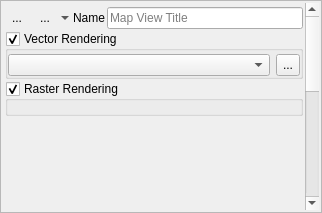
This is eotimeseriesviewer/ui/mapviewdefinition.ui in jakimowb/eo-time-series-viewer as Qt 5 draws it before an edit. The edited form follows.
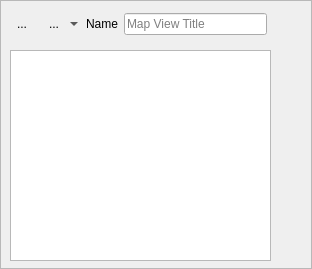
This is the edited form. Icons and pictures are not drawn. Custom widgets are drawn as their Qt base class.

Patch:
```diff
--- a/eotimeseriesviewer/ui/mapviewdefinition.ui
+++ b/eotimeseriesviewer/ui/mapviewdefinition.ui
@@ -6,8 +6,8 @@
    <rect>
     <x>0</x>
     <y>0</y>
-    <width>322</width>
-    <height>213</height>
+    <width>312</width>
+    <height>269</height>
    </rect>
   </property>
   <property name="sizePolicy">
@@ -31,113 +31,15 @@
   <property name="frameShadow">
    <enum>QFrame::Raised</enum>
   </property>
-  <layout class="QVBoxLayout" name="verticalLayout">
-   <property name="spacing">
-    <number>2</number>
-   </property>
-   <property name="sizeConstraint">
-    <enum>QLayout::SetMinAndMaxSize</enum>
-   </property>
-   <property name="leftMargin">
-    <number>2</number>
-   </property>
-   <property name="topMargin">
-    <number>2</number>
-   </property>
-   <property name="rightMargin">
-    <number>2</number>
-   </property>
-   <property name="bottomMargin">
-    <number>2</number>
-   </property>
-   <item>
-    <widget class="QScrollArea" name="scrollArea">
-     <property name="sizePolicy">
-      <sizepolicy hsizetype="Preferred" vsizetype="Preferred">
-       <horstretch>0</horstretch>
-       <verstretch>0</verstretch>
-      </sizepolicy>
-     </property>
-     <property name="frameShape">
-      <enum>QFrame::NoFrame</enum>
-     </property>
-     <property name="verticalScrollBarPolicy">
-      <enum>Qt::ScrollBarAlwaysOn</enum>
-     </property>
-     <property name="horizontalScrollBarPolicy">
-      <enum>Qt::ScrollBarAlwaysOff</enum>
-     </property>
-     <property name="widgetResizable">
-      <bool>true</bool>
-     </property>
-     <widget class="QWidget" name="scrollAreaWidgetContents">
+  <widget class="QWidget" name="">
       <property name="geometry">
        <rect>
-        <x>0</x>
-        <y>0</y>
-        <width>299</width>
-        <height>500</height>
-       </rect>
-      </property>
-      <property name="sizePolicy">
-       <sizepolicy hsizetype="Preferred" vsizetype="Preferred">
-        <horstretch>2</horstretch>
-        <verstretch>2</verstretch>
-       </sizepolicy>
-      </property>
-      <property name="minimumSize">
-       <size>
-        <width>0</width>
-        <height>500</height>
-       </size>
-      </property>
-      <layout class="QVBoxLayout" name="verticalLayout_3">
-       <property name="spacing">
-        <number>2</number>
-       </property>
-       <property name="sizeConstraint">
-        <enum>QLayout::SetNoConstraint</enum>
-       </property>
-       <property name="leftMargin">
-        <number>2</number>
-       </property>
-       <property name="topMargin">
-        <number>2</number>
-       </property>
-       <property name="rightMargin">
-        <number>2</number>
-       </property>
-       <property name="bottomMargin">
-        <number>2</number>
-       </property>
-       <item>
-        <widget class="QFrame" name="btnBar">
-         <property name="frameShape">
-          <enum>QFrame::NoFrame</enum>
-         </property>
-         <property name="frameShadow">
-          <enum>QFrame::Raised</enum>
-         </property>
-         <layout class="QHBoxLayout" name="horizontalLayout_2">
-          <property name="spacing">
-           <number>2</number>
-          </property>
-          <property name="leftMargin">
-           <number>0</number>
-          </property>
-          <property name="topMargin">
-           <number>0</number>
-          </property>
-          <property name="rightMargin">
-           <number>0</number>
-          </property>
-          <property name="bottomMargin">
-           <number>0</number>
-          </property>
-         </layout>
-        </widget>
-       </item>
-       <item>
+     <x>10</x>
+     <y>10</y>
+     <width>257</width>
+     <height>28</height>
+    </rect>
+   </property>
         <layout class="QHBoxLayout" name="horizontalLayout_3">
          <item>
           <widget class="QToolButton" name="btnToggleMapViewVisibility">
@@ -233,153 +135,17 @@
           </widget>
          </item>
         </layout>
-       </item>
-       <item>
-        <widget class="QgsCollapsibleGroupBox" name="gbVectorRendering">
-         <property name="sizePolicy">
-          <sizepolicy hsizetype="Preferred" vsizetype="Minimum">
-           <horstretch>0</horstretch>
-           <verstretch>0</verstretch>
-          </sizepolicy>
-         </property>
-         <property name="minimumSize">
-          <size>
-           <width>0</width>
-           <height>0</height>
-          </size>
-         </property>
-         <property name="title">
-          <string>Vector Rendering</string>
-         </property>
-         <property name="checkable">
-          <bool>true</bool>
-         </property>
-         <property name="checked">
-          <bool>true</bool>
-         </property>
-         <layout class="QHBoxLayout" name="horizontalLayout">
-          <property name="sizeConstraint">
-           <enum>QLayout::SetDefaultConstraint</enum>
-          </property>
-          <property name="leftMargin">
-           <number>0</number>
-          </property>
-          <property name="topMargin">
-           <number>3</number>
-          </property>
-          <property name="rightMargin">
-           <number>0</number>
-          </property>
-          <property name="bottomMargin">
-           <number>0</number>
-          </property>
-          <item>
-           <widget class="QgsMapLayerComboBox" name="cbQgsVectorLayer">
-            <property name="enabled">
-             <bool>true</bool>
-            </property>
-            <property name="sizePolicy">
-             <sizepolicy hsizetype="Preferred" vsizetype="Preferred">
-              <horstretch>1</horstretch>
-              <verstretch>0</verstretch>
-             </sizepolicy>
-            </property>
-            <property name="minimumSize">
-             <size>
-              <width>0</width>
-              <height>0</height>
-             </size>
-            </property>
-            <property name="allowEmptyLayer">
-             <bool>true</bool>
-            </property>
-           </widget>
-          </item>
-          <item>
-           <widget class="QToolButton" name="btnSetVectorStyle">
-            <property name="enabled">
-             <bool>true</bool>
-            </property>
-            <property name="sizePolicy">
-             <sizepolicy hsizetype="Fixed" vsizetype="Preferred">
-              <horstretch>0</horstretch>
-              <verstretch>0</verstretch>
-             </sizepolicy>
-            </property>
-            <property name="text">
-             <string>...</string>
-            </property>
-           </widget>
-          </item>
-         </layout>
-         <zorder>collapseButton</zorder>
-         <zorder>cbQgsVectorLayer</zorder>
-         <zorder>btnSetVectorStyle</zorder>
-        </widget>
-       </item>
-       <item>
-        <widget class="QgsCollapsibleGroupBox" name="gbRasterRendering">
-         <property name="sizePolicy">
-          <sizepolicy hsizetype="Preferred" vsizetype="Preferred">
-           <horstretch>0</horstretch>
-           <verstretch>0</verstretch>
-          </sizepolicy>
-         </property>
-         <property name="minimumSize">
-          <size>
-           <width>0</width>
-           <height>35</height>
-          </size>
-         </property>
-         <property name="title">
-          <string>Raster Rendering</string>
-         </property>
-         <property name="checkable">
-          <bool>true</bool>
-         </property>
-         <property name="collapsed">
-          <bool>false</bool>
-         </property>
-         <layout class="QVBoxLayout" name="verticalLayout_4">
-          <property name="spacing">
-           <number>0</number>
-          </property>
-          <property name="leftMargin">
-           <number>0</number>
-          </property>
-          <property name="topMargin">
-           <number>3</number>
-          </property>
-          <property name="rightMargin">
-           <number>0</number>
-          </property>
-          <property name="bottomMargin">
-           <number>0</number>
-          </property>
-         </layout>
-        </widget>
-       </item>
-       <item>
-        <spacer name="verticalSpacer_2">
-         <property name="orientation">
-          <enum>Qt::Vertical</enum>
-         </property>
-         <property name="sizeType">
-          <enum>QSizePolicy::MinimumExpanding</enum>
-         </property>
-         <property name="sizeHint" stdset="0">
-          <size>
-           <width>0</width>
-           <height>0</height>
-          </size>
-         </property>
-        </spacer>
-       </item>
-      </layout>
-     </widget>
-    </widget>
-   </item>
-  </layout>
+  </widget>
+  <widget class="QgsLayerTreeView" name="mLayerTreeView">
+   <property name="geometry">
+    <rect>
+     <x>10</x>
+     <y>50</y>
+     <width>261</width>
+     <height>211</height>
+    </rect>
+   </property>
+  </widget>
   <action name="actionToggleMapViewHidden">
    <property name="checkable">
     <bool>true</bool>
@@ -473,15 +239,9 @@
  </widget>
  <customwidgets>
   <customwidget>
-   <class>QgsCollapsibleGroupBox</class>
-   <extends>QGroupBox</extends>
-   <header>qgscollapsiblegroupbox.h</header>
-   <container>1</container>
-  </customwidget>
-  <customwidget>
-   <class>QgsMapLayerComboBox</class>
-   <extends>QComboBox</extends>
-   <header>qgsmaplayercombobox.h</header>
+   <class>QgsLayerTreeView</class>
+   <extends>QTreeView</extends>
+   <header>qgis.gui</header>
   </customwidget>
  </customwidgets>
  <resources>
```
Lines whose indentation alone changed are shown as unchanged.
